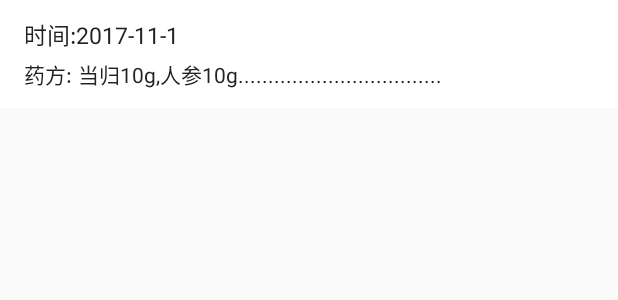
After one commit to zhoujiahao123/Medical-aid, an Android app: the layout recyclerview_treatment_record_item.xml on its own in the app's theme, with its tools: preview values and no code run, on a phone screen of 412 x 824 dp. The commit adds this screen. Shown: the top 300 px of the screen. Run offline under Robolectric (Android 15) with nearby library versions, the phone set to English and light mode, and no system bars.

Commit message:
修改部分内容，加入就诊记录页面

```diff
--- a/app/build.gradle
+++ b/app/build.gradle
@@ -32,6 +32,7 @@ dependencies {
         exclude group: 'com.android.support', module: 'support-annotations'
     })
     //动画
+    //工具类
     compile 'com.android.support:appcompat-v7:25.1.0'
     compile 'com.android.support.constraint:constraint-layout:1.0.1'
     compile 'com.facebook.stetho:stetho:1.3.1'
@@ -48,9 +49,8 @@ dependencies {
     compile 'com.android.support:support-vector-drawable:25.1.0'
     compile 'com.youth.banner:banner:1.4.9'
     compile 'com.github.arimorty:floatingsearchview:1.0.1'
+    compile 'com.github.lazylibrary:lazylibrary:1.0.2'
     testCompile 'junit:junit:4.12'
     annotationProcessor 'com.google.dagger:dagger-compiler:2.4'
     provided 'org.glassfish:javax.annotation:10.0-b28'
-    //工具类
-    compile 'com.github.lazylibrary:lazylibrary:1.0.2'
 }
--- a/app/src/main/AndroidManifest.xml
+++ b/app/src/main/AndroidManifest.xml
@@ -30,7 +30,8 @@
         <activity android:name=".mvp.ui.activities.QRActivity" />
         <activity android:name=".mvp.ui.activities.PrescribeActivity" />
         <activity android:name=".mvp.ui.activities.AboutUsActivity" />
-        <activity android:name=".mvp.ui.activities.InquiryActivity"></activity>
+        <activity android:name=".mvp.ui.activities.InquiryActivity" />
+        <activity android:name=".mvp.ui.activities.TreatmentActivity"></activity>
     </application>
 
 </manifest>
--- a/app/src/main/java/com/zxr/medicalaid/mvp/ui/activities/RegisterActivity.java
+++ b/app/src/main/java/com/zxr/medicalaid/mvp/ui/activities/RegisterActivity.java
@@ -6,7 +6,6 @@ import android.widget.ImageView;
 
 import com.zxr.medicalaid.R;
 import com.zxr.medicalaid.mvp.ui.activities.base.BaseActivity;
-import com.zxr.medicalaid.utils.system.RxBus;
 
 import butterknife.InjectView;
 import butterknife.OnClick;
@@ -42,7 +41,6 @@ public class RegisterActivity extends BaseActivity {
 
     @OnClick(R.id.confirm_bt)
     public void onViewClicked() {
-        RxBus.getDefault().post(new String("测试"));
-        finish();
+        //做注册的逻辑操作
     }
 }
--- a/app/src/main/res/layout/activity_main_view.xml
+++ b/app/src/main/res/layout/activity_main_view.xml
@@ -63,7 +63,7 @@
         android:id="@+id/navigation"
         android:layout_width="0dp"
         android:layout_height="0dp"
-        android:layout_gravity="bottom"
+
         android:background="?android:attr/windowBackground"
         app:layout_constraintBottom_toBottomOf="parent"
         app:layout_constraintLeft_toLeftOf="parent"
--- /dev/null
+++ b/app/src/main/res/layout/recyclerview_treatment_record_item.xml
@@ -0,0 +1,47 @@
+<?xml version="1.0" encoding="utf-8"?>
+<FrameLayout xmlns:android="http://schemas.android.com/apk/res/android"
+    android:layout_width="match_parent"
+    android:layout_height="@dimen/list_item_height"
+    android:background="@android:color/white"
+    android:foreground="?android:attr/selectableItemBackground">
+
+    <LinearLayout
+        android:layout_width="match_parent"
+        android:layout_height="wrap_content"
+        android:layout_gravity="center"
+        android:orientation="vertical">
+
+        <TextView
+            android:id="@+id/time"
+            android:layout_width="wrap_content"
+            android:layout_height="wrap_content"
+            android:layout_marginLeft="16dp"
+            android:text="时间:2017-11-1"
+            android:textColor="@color/primary_text"
+            android:textSize="@dimen/font_normal" />
+
+        <LinearLayout
+            android:layout_width="wrap_content"
+            android:layout_height="wrap_content"
+            android:layout_marginLeft="16dp"
+            android:layout_marginTop="4dp"
+            android:orientation="horizontal">
+
+            <TextView
+                android:layout_width="wrap_content"
+                android:layout_height="wrap_content"
+                android:text="@string/prescription"
+                android:textColor="@color/primary_text" />
+
+            <TextView
+                android:id="@+id/prescription"
+                android:layout_width="wrap_content"
+                android:layout_height="wrap_content"
+                android:layout_marginLeft="4dp"
+                android:text="当归10g,人参10g.................................."
+                android:textColor="@color/primary_text" />
+        </LinearLayout>
+
+
+    </LinearLayout>
+</FrameLayout>
--- a/app/src/main/res/menu/navigation.xml
+++ b/app/src/main/res/menu/navigation.xml
@@ -1,10 +1,12 @@
 <?xml version="1.0" encoding="utf-8"?>
-<menu xmlns:android="http://schemas.android.com/apk/res/android">
+<menu xmlns:android="http://schemas.android.com/apk/res/android"
+    xmlns:app="http://schemas.android.com/apk/res-auto">
 
     <item
         android:id="@+id/select_ui"
         android:icon="@drawable/select_bt"
-        android:title="@string/prescribe" />
+        android:title="@string/prescribe"
+        app:showAsAction="collapseActionView" />
 
     <item
         android:id="@+id/search_ui"
--- a/app/src/main/res/values/strings.xml
+++ b/app/src/main/res/values/strings.xml
@@ -20,4 +20,5 @@
     <string name="personage_text">个人</string>
     <string name="confirm_text">确认</string>
     <string name="inquiryRecord">问诊记录</string>
+    <string name="prescription">药方:</string>
 </resources>
```
Also changed, not shown: app/src/main/java/com/zxr/medicalaid/mvp/ui/activities/LoginActivity.java (+2 -15 lines), app/src/main/java/com/zxr/medicalaid/mvp/ui/activities/TreatmentActivity.java (added, +37 -0 lines), app/src/main/res/layout/activity_treatment.xml (added, +29 -0 lines).
